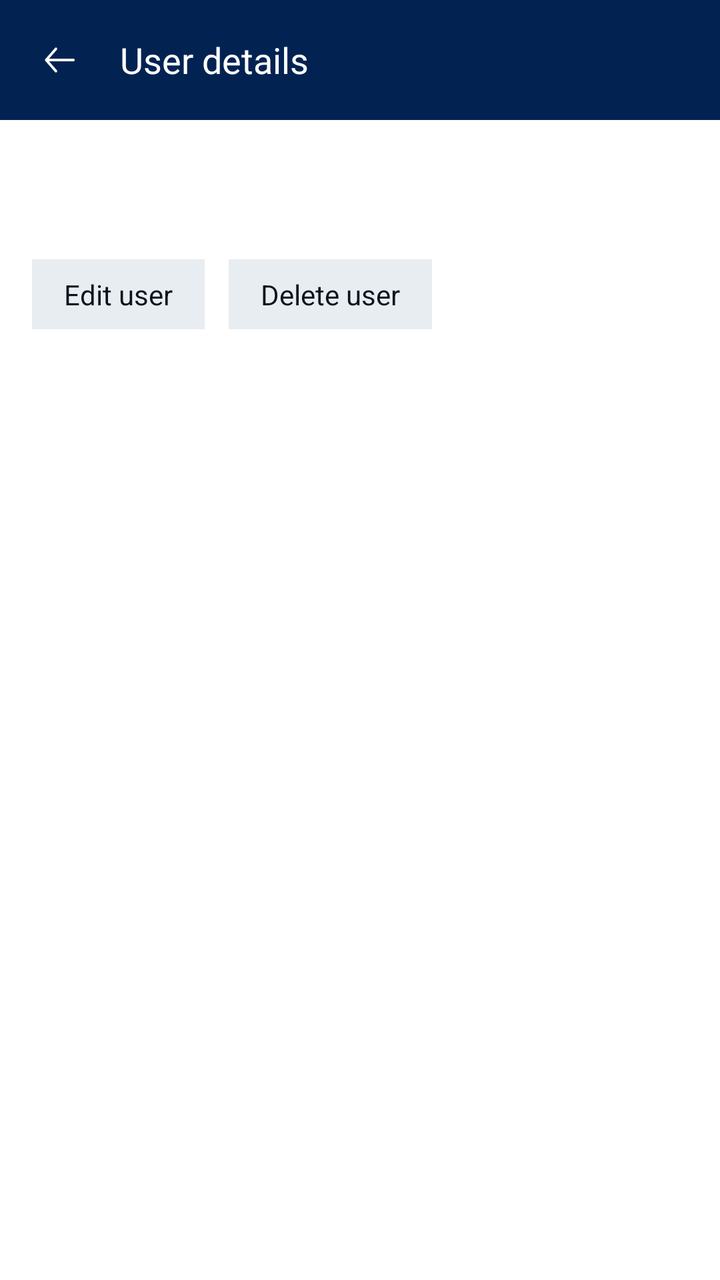
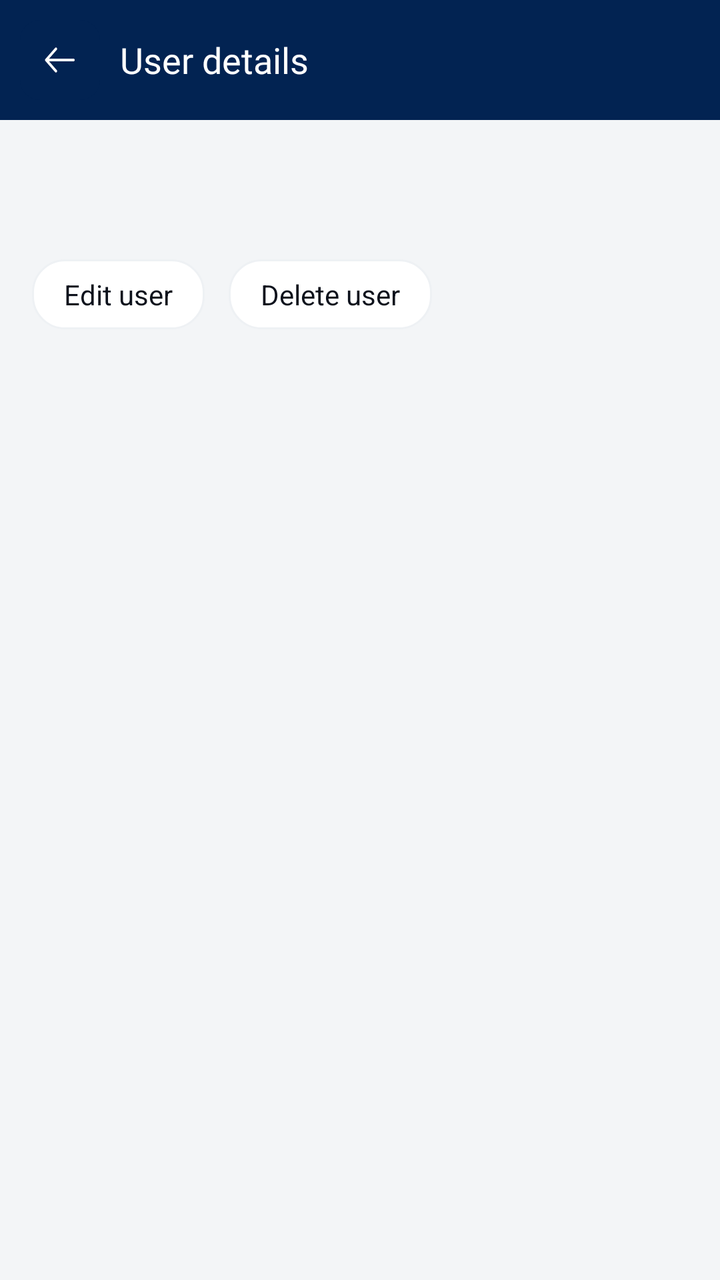

Two renders of the same Android screen: before a commit and after it. Below are the layout's source before the change and the commit's diff.
<!-- AndroidManifest.xml: application theme Theme.Evergreen -->
<!-- res/layout/activity_user_details.xml -->
<?xml version="1.0" encoding="utf-8"?>
<LinearLayout xmlns:android="http://schemas.android.com/apk/res/android"
    android:layout_width="match_parent"
    android:layout_height="match_parent"
    android:background="@color/white"
    android:orientation="vertical">

    <RelativeLayout
        android:background="@color/black_blue"
        android:layout_width="match_parent"
        android:layout_height="wrap_content"
        android:padding="@dimen/_10sdp">

        <ImageView
            android:id="@+id/back"
            android:src="@drawable/back"
            android:layout_width="@dimen/_40sdp"
            android:layout_height="@dimen/_40sdp" />

        <TextView
            android:layout_centerVertical="true"
            android:layout_marginStart="@dimen/_50sdp"
            android:text="User details"
            android:textColor="@color/white"
            android:textSize="@dimen/_18ssp"
            android:fontFamily="@font/roboto_medium"
            android:layout_width="wrap_content"
            android:layout_height="wrap_content" />
    </RelativeLayout>

    <TextView
        android:id="@+id/details"
        android:padding="@dimen/_16sdp"
        android:textColor="@color/black_blue"
        android:textSize="@dimen/_16ssp"
        android:fontFamily="@font/roboto_regular"
        android:layout_width="match_parent"
        android:layout_height="wrap_content" />

    <LinearLayout
        android:id="@+id/actions"
        android:orientation="horizontal"
        android:padding="@dimen/_16sdp"
        android:layout_width="match_parent"
        android:layout_height="wrap_content">

        <TextView
            android:id="@+id/edit_user"
            android:background="@color/edit_text1"
            android:paddingHorizontal="@dimen/_16sdp"
            android:paddingVertical="@dimen/_8sdp"
            android:text="Edit user"
            android:textColor="@color/black1"
            android:layout_width="wrap_content"
            android:layout_height="wrap_content" />

        <TextView
            android:id="@+id/delete_user"
            android:layout_marginStart="@dimen/_12sdp"
            android:background="@color/edit_text1"
            android:paddingHorizontal="@dimen/_16sdp"
            android:paddingVertical="@dimen/_8sdp"
            android:text="Delete user"
            android:textColor="@color/black1"
            android:layout_width="wrap_content"
            android:layout_height="wrap_content" />
    </LinearLayout>
</LinearLayout>
<!-- resources referenced by this layout -->
<resources>
  <color name="black1">#0D121C</color>
  <color name="black_blue">#022352</color>
  <color name="edit_text1">#E8EDF2</color>
  <color name="white">#FFFFFFFF</color>
  <dimen name="_10sdp">10.00dp</dimen>
  <dimen name="_12sdp">12.00dp</dimen>
  <dimen name="_16sdp">16.00dp</dimen>
  <dimen name="_16ssp">16.00sp</dimen>
  <dimen name="_18ssp">18.00sp</dimen>
  <dimen name="_40sdp">40.00dp</dimen>
  <dimen name="_50sdp">50.00dp</dimen>
  <dimen name="_8sdp">8.00dp</dimen>
  <!-- drawable back (drawable) -->
  <vector xmlns:android="http://schemas.android.com/apk/res/android"
      android:width="32dp"
      android:height="32dp"
      android:viewportWidth="32"
      android:viewportHeight="32">
    <path
        android:pathData="M8,0L24,0A8,8 0,0 1,32 8L32,24A8,8 0,0 1,24 32L8,32A8,8 0,0 1,0 24L0,8A8,8 0,0 1,8 0z"
        android:fillColor="@color/black_blue"
        android:fillAlpha="1"/>
    <path
        android:pathData="M14.714,20.839C14.618,20.949 14.496,21 14.374,21C14.252,21 14.13,20.949 14.034,20.839L10.14,16.388C9.953,16.175 9.953,15.823 10.14,15.61L14.034,11.16C14.22,10.947 14.528,10.947 14.714,11.16C14.9,11.372 14.9,11.724 14.714,11.937L11.641,15.449H21.386C21.649,15.449 21.868,15.698 21.868,15.999C21.868,16.299 21.649,16.549 21.386,16.549H11.641L14.714,20.061C14.9,20.274 14.9,20.626 14.714,20.839Z"
        android:fillColor="#FFFFFF"
        android:fillType="evenOdd"/>
  </vector>
  <style name="Theme.Evergreen" parent="Base.Theme.Evergreen" />
  <style name="Base.Theme.Evergreen" parent="Theme.Material3.Light.NoActionBar">
  
  
  
  
  
  
  
          <item name="android:statusBarColor">@color/black_blue</item>
  
  
      </style>
</resources>

<!-- the commit's change to res/layout/activity_user_details.xml (unified diff, before → after) -->
@@ -2,7 +2,7 @@
 <LinearLayout xmlns:android="http://schemas.android.com/apk/res/android"
     android:layout_width="match_parent"
     android:layout_height="match_parent"
-    android:background="@color/white"
+    android:background="@color/home_page_bg"
     android:orientation="vertical">
 
     <RelativeLayout
@@ -46,7 +46,7 @@
 
         <TextView
             android:id="@+id/edit_user"
-            android:background="@color/edit_text1"
+            android:background="@drawable/bg_search_field"
             android:paddingHorizontal="@dimen/_16sdp"
             android:paddingVertical="@dimen/_8sdp"
             android:text="Edit user"
@@ -57,7 +57,7 @@
         <TextView
             android:id="@+id/delete_user"
             android:layout_marginStart="@dimen/_12sdp"
-            android:background="@color/edit_text1"
+            android:background="@drawable/bg_search_field"
             android:paddingHorizontal="@dimen/_16sdp"
             android:paddingVertical="@dimen/_8sdp"
             android:text="Delete user"
<!-- resource entries referenced after the edit -->
@@ -2,7 +2,7 @@
 <resources>
   <color name="black1">#0D121C</color>
   <color name="black_blue">#022352</color>
-  <color name="edit_text1">#E8EDF2</color>
+  <color name="home_page_bg">#F3F5F7</color>
   <color name="white">#FFFFFFFF</color>
   <dimen name="_10sdp">10.00dp</dimen>
   <dimen name="_12sdp">12.00dp</dimen>
@@ -27,7 +27,15 @@
         android:fillColor="#FFFFFF"
         android:fillType="evenOdd"/>
   </vector>
+  <!-- drawable bg_search_field (drawable) -->
+  <?xml version="1.0" encoding="utf-8"?>
+  <shape xmlns:android="http://schemas.android.com/apk/res/android" android:shape="rectangle">
+      <solid android:color="@color/white" />
+      <corners android:radius="16dp" />
+      <stroke android:width="1dp" android:color="@color/home_card_stroke" />
+  </shape>
   <style name="Theme.Evergreen" parent="Base.Theme.Evergreen" />
+  <color name="home_card_stroke">#EEF1F4</color>
   <style name="Base.Theme.Evergreen" parent="Theme.Material3.Light.NoActionBar">
   
   
